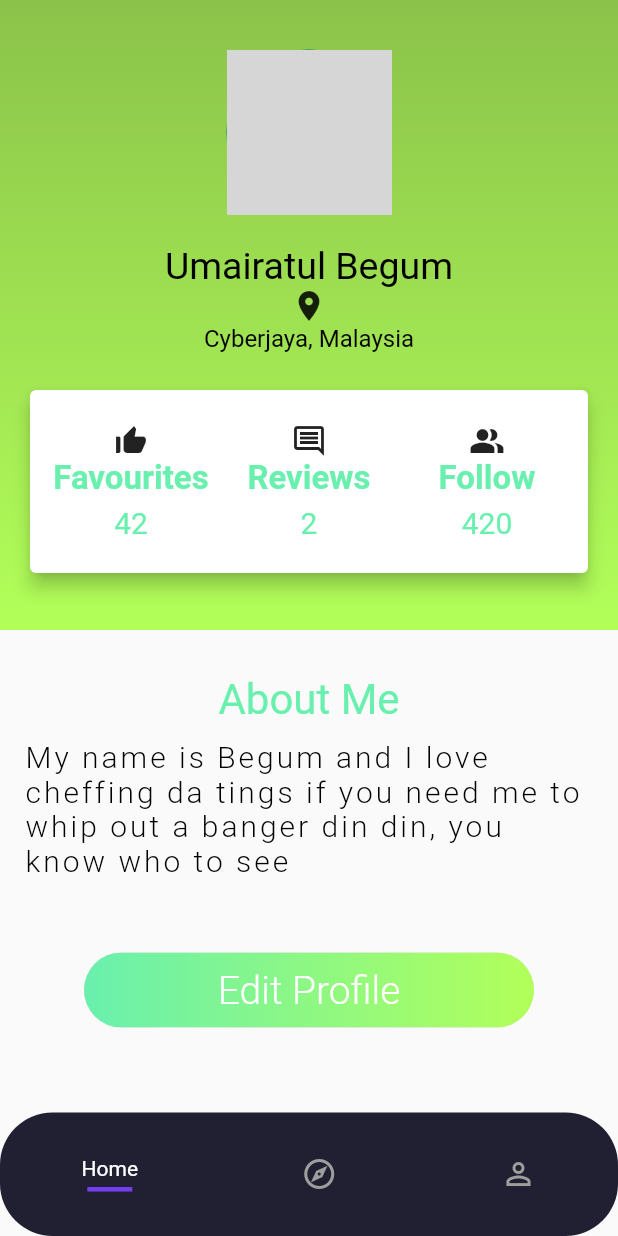
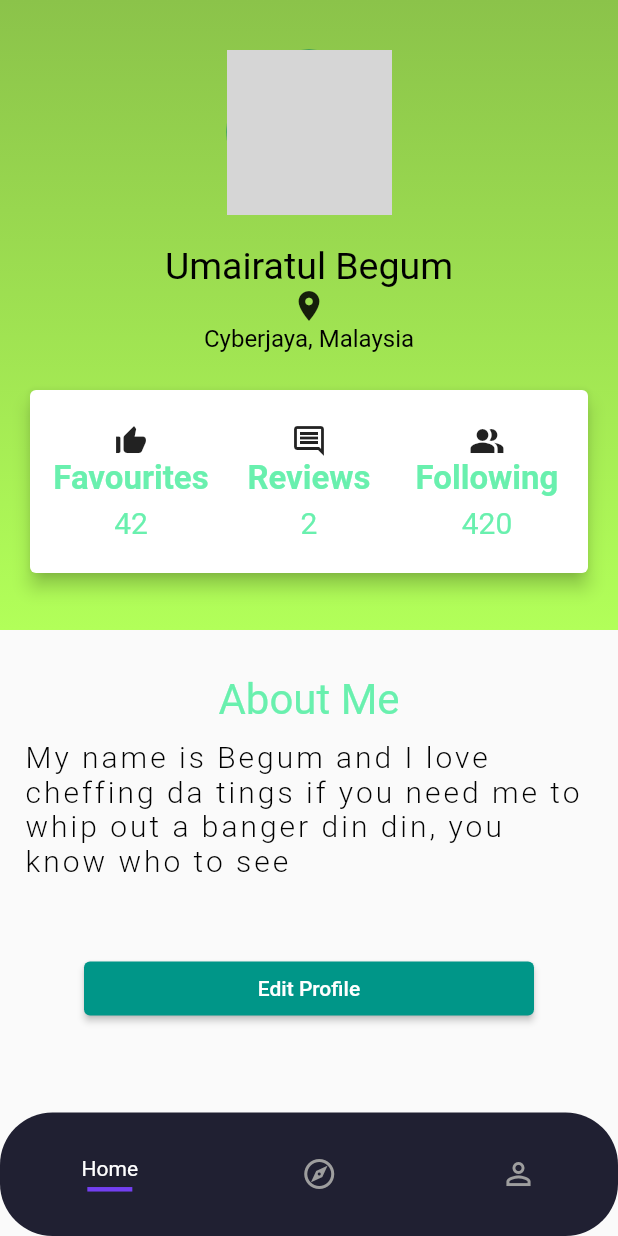
Before and after one commit to umairatl/MobDevProject_GroupE, a Flutter app: the user screen opened by its route, on a phone screen of 412 x 824 dp. Run offline on Flutter 3.47's test engine with Material 2 defaults, Android fonts, the phone set to English and light mode, and no system bars; our stand-ins replace animate_do, bloc, flutter_bloc; network calls fail; grey boxes are pictures that could not be loaded.

Commit message:
profile_button_change

```diff
--- a/lib/Presentation/Screens/User/profile_screen.dart
+++ b/lib/Presentation/Screens/User/profile_screen.dart
@@ -129,7 +129,7 @@ class _userState extends State<user> {
                                   children: <Widget>[
                                     Icon(Icons.people_alt),
                                     Text(
-                                      "Follow",
+                                      "Following",
                                       style: TextStyle(
                                         color: Colors.greenAccent,
                                         fontSize: 22.0,
@@ -194,33 +194,12 @@ class _userState extends State<user> {
           ),
           Container(
             width: 300.00,
-            child: RaisedButton(
-                onPressed: () {},
-                shape: RoundedRectangleBorder(
-                    borderRadius: BorderRadius.circular(80.0)),
-                elevation: 0.0,
-                padding: EdgeInsets.all(0.0),
-                child: Ink(
-                  decoration: BoxDecoration(
-                    gradient: LinearGradient(
-                        begin: Alignment.centerRight,
-                        end: Alignment.centerLeft,
-                        colors: [Colors.lightGreenAccent, Colors.greenAccent]),
-                    borderRadius: BorderRadius.circular(30.0),
-                  ),
-                  child: Container(
-                    constraints:
-                        BoxConstraints(maxWidth: 300.0, minHeight: 50.0),
-                    alignment: Alignment.center,
-                    child: Text(
-                      "Edit Profile",
-                      style: TextStyle(
-                          color: Colors.white,
-                          fontSize: 26.0,
-                          fontWeight: FontWeight.w300),
-                    ),
-                  ),
-                )),
+            child: ElevatedButton(
+              child: Text('Edit Profile'),
+              onPressed: () {
+                print('Pressed');
+              },
+            ),
           ),
         ],
       ),
```
